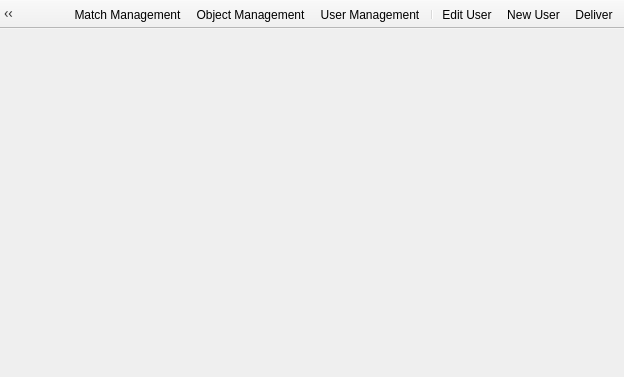
nournia/ketabkhaane, file Client/reghaabat/mainwindow.ui: the form before one commit.
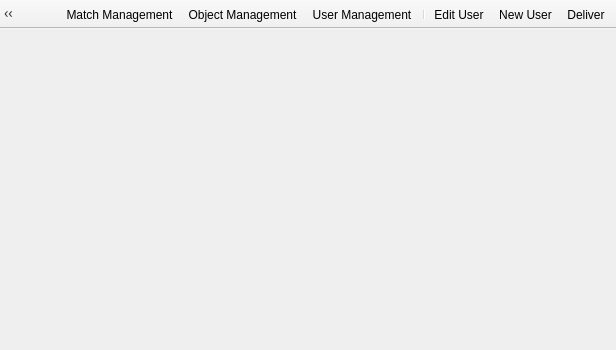
The form after the commit. Icons and pictures are not drawn.

Commit message: add about page

The edit to the form file:
```diff
--- a/Client/reghaabat/mainwindow.ui
+++ b/Client/reghaabat/mainwindow.ui
@@ -6,8 +6,8 @@
    <rect>
     <x>0</x>
     <y>0</y>
-    <width>624</width>
-    <height>377</height>
+    <width>616</width>
+    <height>350</height>
    </rect>
   </property>
   <property name="windowTitle">
@@ -76,6 +76,7 @@
    <addaction name="separator"/>
    <addaction name="actionChangePassword"/>
    <addaction name="actionLogin"/>
+   <addaction name="actionAbout"/>
   </widget>
   <action name="actionSync">
    <property name="text">
@@ -220,6 +221,18 @@
     <string>Object Management</string>
    </property>
   </action>
+  <action name="actionAbout">
+   <property name="icon">
+    <iconset resource="reghaabat.qrc">
+     <normaloff>:/images/reghaabat.ico</normaloff>:/images/reghaabat.ico</iconset>
+   </property>
+   <property name="text">
+    <string>About</string>
+   </property>
+   <property name="toolTip">
+    <string>About</string>
+   </property>
+  </action>
  </widget>
  <layoutdefault spacing="6" margin="11"/>
  <resources>
```
The commit also changes 8 other files.
